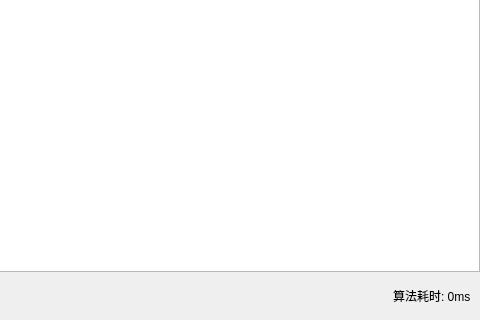
The window that ui/TemplateLocationDialog.ui (kunlingertfk-lang/-v2-) describes before a commit, drawn with Qt 5; both pictures show x 840 to 1320 and y 500 to 820 of the 1320 by 820 pixel window.
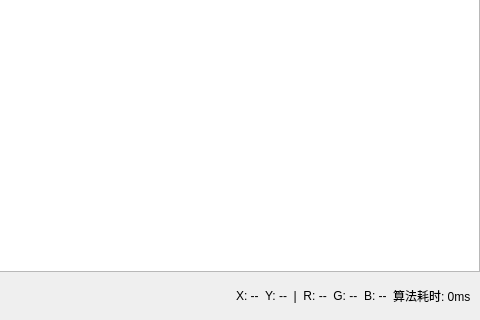
The same window after the commit. Icons and pictures are not drawn.

```diff
--- a/ui/TemplateLocationDialog.ui
+++ b/ui/TemplateLocationDialog.ui
@@ -980,6 +980,13 @@
              </property>
             </spacer>
            </item>
+           <item>
+            <widget class="QLabel" name="viewerCursorLabel">
+             <property name="text">
+              <string>X: --  Y: --  |  R: --  G: --  B: --</string>
+             </property>
+            </widget>
+           </item>
            <item>
             <widget class="QLabel" name="elapsedLabel">
              <property name="text">
```
Lines whose indentation alone changed are shown as unchanged.
